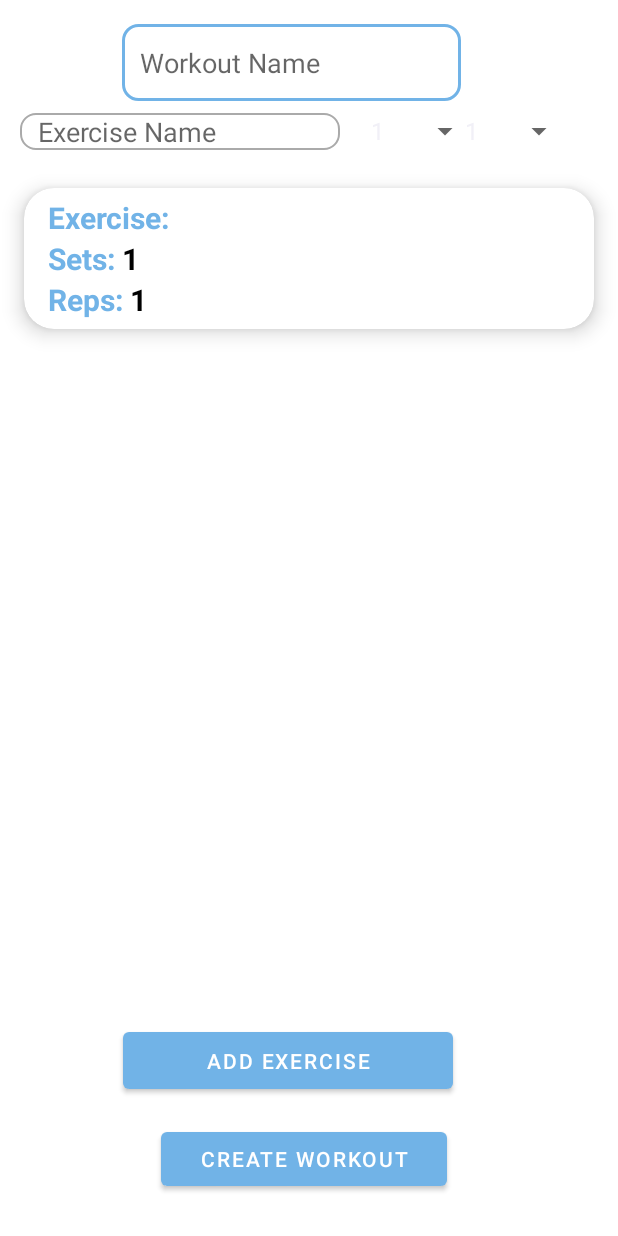
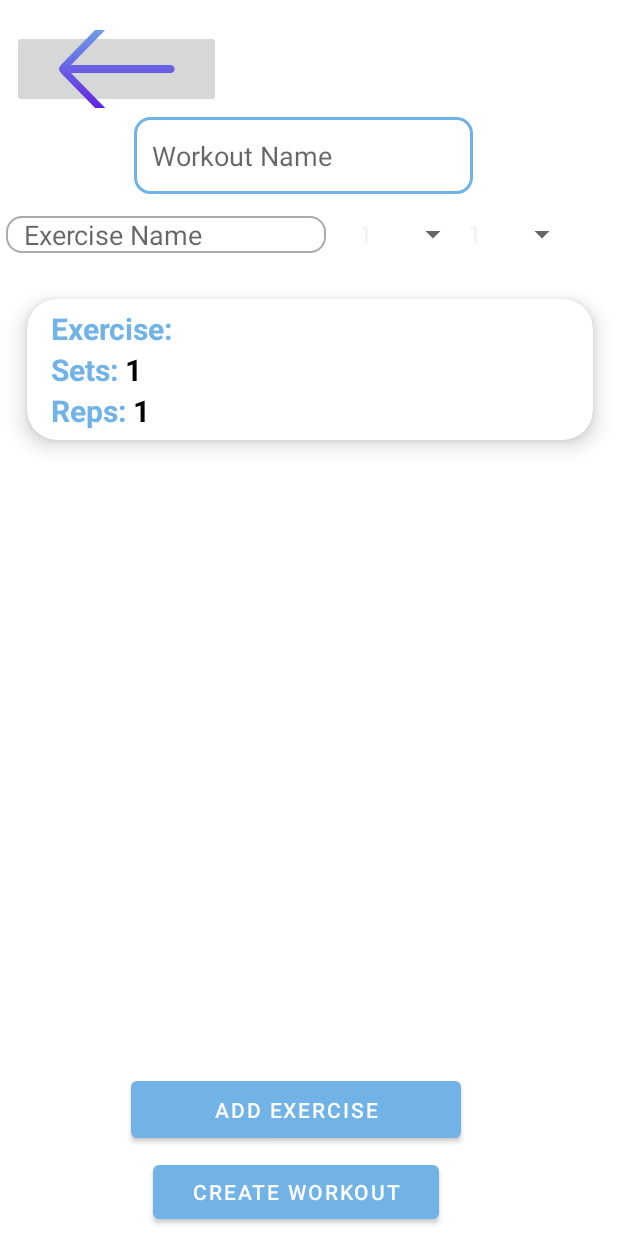
Before and after one commit to ivanstisins/YourPTNotebook, an Android app: the create_workout screen opened directly, with no data from a screen before it, after a tap on "CREATE WORKOUT", on a phone screen of 412 x 824 dp. Run offline under Robolectric (Android 15) with nearby library versions, the light colour scheme and no system bars; our stand-ins replace Firebase (no records; nobody signed in at launch, a user with empty details on screens opened directly); 1 other tap on this screen came first.

Commit message:
manage workouts skeleton done

```diff
--- a/app/src/main/AndroidManifest.xml
+++ b/app/src/main/AndroidManifest.xml
@@ -13,6 +13,9 @@
         android:roundIcon="@drawable/logomakr_3qonjw"
         android:supportsRtl="true"
         android:theme="@style/Theme.YourPTNoteBook">
+        <activity
+            android:name=".ManageWorkouts"
+            android:exported="false" />
         <activity
             android:name=".ManageClients"
             android:exported="false" />
--- a/app/src/main/java/com/example/yourptnotebook/Workout.java
+++ b/app/src/main/java/com/example/yourptnotebook/Workout.java
@@ -15,6 +15,10 @@ public class Workout {
     public Workout() {
     }
 
+    public String getName() {
+        return name;
+    }
+
     public ArrayList<Exercise> getExercises(){
         return exercises;
     }
--- a/app/src/main/java/com/example/yourptnotebook/create_workout.java
+++ b/app/src/main/java/com/example/yourptnotebook/create_workout.java
@@ -8,6 +8,7 @@ import androidx.recyclerview.widget.RecyclerView;
 
 import android.annotation.SuppressLint;
 import android.content.DialogInterface;
+import android.content.Intent;
 import android.graphics.drawable.Drawable;
 import android.os.Bundle;
 import android.text.InputType;
@@ -16,6 +17,7 @@ import android.view.ViewGroup;
 import android.widget.ArrayAdapter;
 import android.widget.Button;
 import android.widget.EditText;
+import android.widget.ImageButton;
 import android.widget.LinearLayout;
 import android.widget.RadioButton;
 import android.widget.RadioGroup;
@@ -49,6 +51,7 @@ public class create_workout extends AppCompatActivity /*implements CreateExercis
     private RecyclerView exerciseList;
     Button createWorkout;
     Workout workout;
+    ImageButton backbutton;
     @Override
     protected void onCreate(Bundle savedInstanceState) {
         super.onCreate(savedInstanceState);
@@ -61,6 +64,7 @@ public class create_workout extends AppCompatActivity /*implements CreateExercis
         textView = new TextView(create_workout.this);
         setExerciseName = findViewById(R.id.setExerciseName);
         addExercise = findViewById(R.id.addExercise);
+        backbutton = findViewById(R.id.backbutton);
         createWorkout = findViewById(R.id.createWorkout);
         workoutName = findViewById(R.id.WorkoutName);
         exercises = new ArrayList<>();
@@ -101,7 +105,8 @@ public class create_workout extends AppCompatActivity /*implements CreateExercis
                 @Override
                 public void onClick(View view) {
                     String strworkoutname = workoutName.getText().toString();
-                    workout = new Workout(strworkoutname, exercises);
+                    workout = new Workout(workoutName.getText().toString(), exercises);
+                    System.out.println(workout.getName());
 
                     DocumentReference dr = db.collection("ptrainer").document(currentUser.getUid());
                     dr.get().addOnCompleteListener(new OnCompleteListener<DocumentSnapshot>() {
@@ -122,6 +127,15 @@ public class create_workout extends AppCompatActivity /*implements CreateExercis
                 }
             });
 
+            backbutton.setOnClickListener(new View.OnClickListener() {
+                @Override
+                public void onClick(View view) {
+                    System.out.println("button is pressed");
+                    Intent intent = new Intent(create_workout.this, Dashboard.class);
+                    startActivity(intent);
+                }
+            });
+
 
         }
     }
--- a/app/src/main/res/layout/activity_create_workout.xml
+++ b/app/src/main/res/layout/activity_create_workout.xml
@@ -13,16 +13,15 @@
         android:layout_width="226dp"
         android:layout_height="51dp"
         android:layout_alignParentStart="true"
+        android:layout_alignParentTop="true"
         android:layout_centerHorizontal="true"
-        android:layout_marginStart="81dp"
-        android:layout_marginTop="16dp"
+        android:layout_marginStart="89dp"
+        android:layout_marginTop="78dp"
         android:background="@drawable/custom_textbox"
         android:ems="10"
         android:hint="Workout Name"
         android:inputType="text"
-        android:paddingStart="12dp"
-        app:layout_constraintStart_toStartOf="parent"
-        app:layout_constraintTop_toTopOf="parent" />
+        android:paddingStart="12dp" />
 
     <Button
         android:id="@+id/addExercise"
@@ -31,10 +30,9 @@
         android:layout_alignParentStart="true"
         android:layout_alignParentBottom="true"
         android:layout_centerHorizontal="true"
-        android:layout_marginStart="82dp"
-        android:layout_marginBottom="92dp"
+        android:layout_marginStart="87dp"
+        android:layout_marginBottom="59dp"
         android:text="add Exercise" />
-    <!--android:onClick="openAddExercise"-->
 
     <Button
         android:id="@+id/createWorkout"
@@ -44,11 +42,10 @@
         android:layout_alignParentEnd="true"
         android:layout_alignParentBottom="true"
         android:layout_centerHorizontal="true"
-        android:layout_marginStart="107dp"
-        android:layout_marginEnd="114dp"
-        android:layout_marginBottom="27dp"
+        android:layout_marginStart="102dp"
+        android:layout_marginEnd="119dp"
+        android:layout_marginBottom="5dp"
         android:text="create workout" />
-
 
     <Spinner
         android:id="@+id/setSetsSpinner"
@@ -57,8 +54,8 @@
         android:layout_alignParentStart="true"
         android:layout_alignParentTop="true"
         android:layout_centerHorizontal="true"
-        android:layout_marginStart="239dp"
-        android:layout_marginTop="75dp" />
+        android:layout_marginStart="231dp"
+        android:layout_marginTop="144dp" />
 
     <Spinner
         android:id="@+id/setRepsSpinner"
@@ -66,8 +63,8 @@
         android:layout_height="wrap_content"
         android:layout_alignParentStart="true"
         android:layout_alignParentTop="true"
-        android:layout_marginStart="302dp"
-        android:layout_marginTop="75dp" />
+        android:layout_marginStart="304dp"
+        android:layout_marginTop="144dp" />
 
     <EditText
         android:id="@+id/setExerciseName"
@@ -75,8 +72,8 @@
         android:layout_height="wrap_content"
         android:layout_alignParentStart="true"
         android:layout_alignParentTop="true"
-        android:layout_marginStart="13dp"
-        android:layout_marginTop="75dp"
+        android:layout_marginStart="4dp"
+        android:layout_marginTop="144dp"
         android:background="@drawable/custom_textbox"
         android:ems="10"
         android:hint="Exercise Name"
@@ -85,12 +82,25 @@
 
     <androidx.recyclerview.widget.RecyclerView
         android:id="@+id/ExerciseList"
-        android:layout_width="match_parent"
-        android:layout_height="386dp"
+        android:layout_width="409dp"
+        android:layout_height="360dp"
         android:layout_alignParentStart="true"
         android:layout_alignParentTop="true"
-        android:layout_marginStart="0dp"
-        android:layout_marginTop="109dp" />
+        android:layout_marginStart="2dp"
+        android:layout_marginTop="183dp" />
+
+    <ImageButton
+        android:id="@+id/backbutton"
+        android:layout_width="139dp"
+        android:layout_height="52dp"
+        android:layout_alignParentStart="true"
+        android:layout_alignParentTop="true"
+        android:layout_marginStart="8dp"
+        android:layout_marginTop="20dp"
+        app:layout_constraintStart_toStartOf="parent"
+        app:layout_constraintTop_toTopOf="parent"
+        app:srcCompat="@drawable/backbutton"
+        tools:ignore="MissingConstraints" />
 
 
 </RelativeLayout>
```
Also changed, not shown: app/src/main/java/com/example/yourptnotebook/Dashboard.java (+8 -0 lines), app/src/main/java/com/example/yourptnotebook/ManageWorkoutAdapter.java (added, +93 -0 lines), app/src/main/java/com/example/yourptnotebook/ManageWorkouts.java (added, +81 -0 lines), app/src/main/res/layout/activity_manage_workouts.xml (added, +33 -0 lines), app/src/main/res/layout/workout_list.xml (added, +59 -0 lines).
